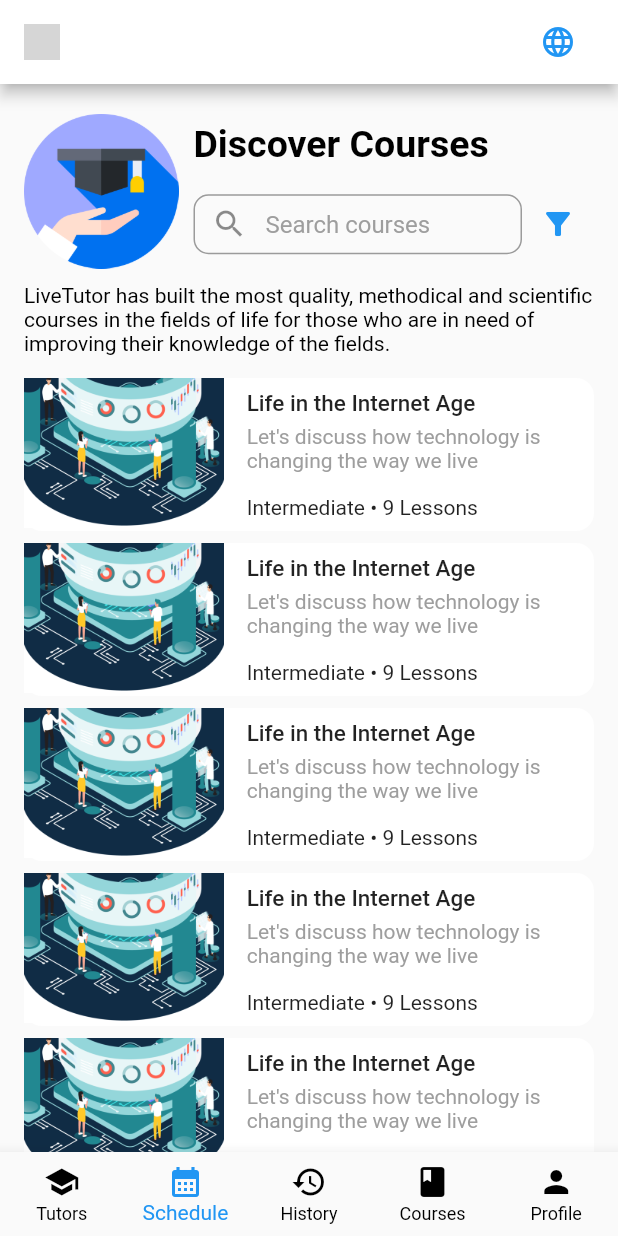
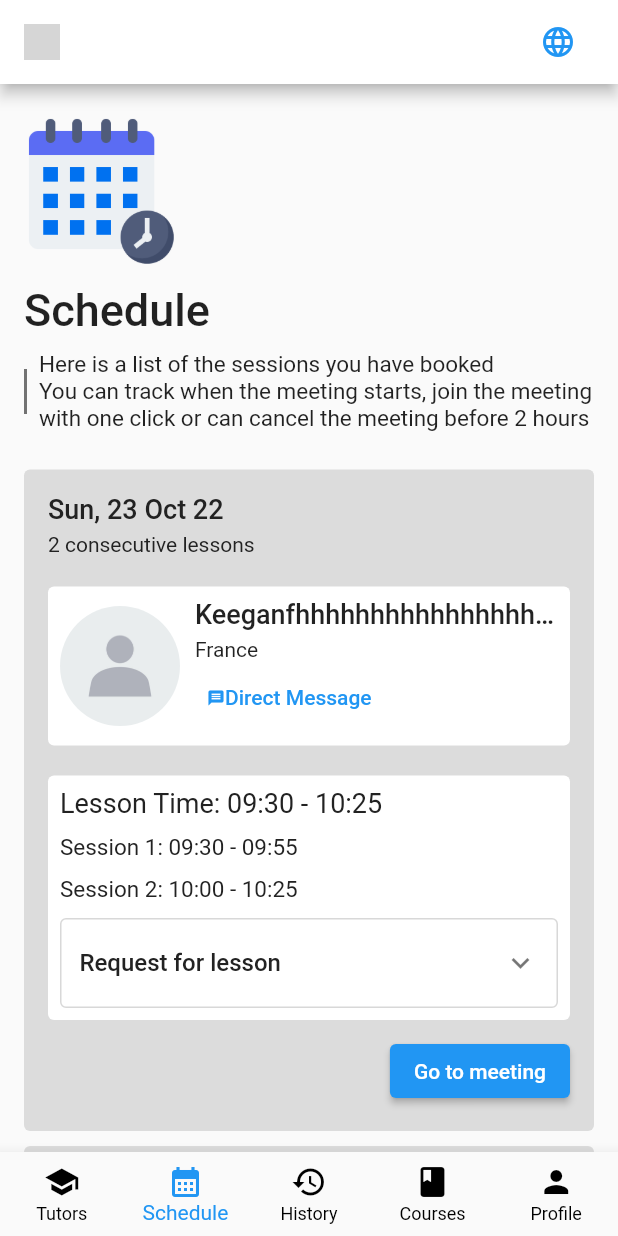
Before and after one commit to trongduc1509/lettutor_app, a Flutter app: the HomePage screen opened directly, item 2 of the bottom bar chosen, on a phone screen of 412 x 824 dp. Run offline on Flutter 3.47's test engine with Material 2 defaults, Android fonts, the light colour scheme and no system bars; our stand-ins replace flutter_rating_bar; grey boxes are pictures that could not be loaded.

Commit message:
schedule list page ui

```diff
--- a/lib/feature/home/home_page.dart
+++ b/lib/feature/home/home_page.dart
@@ -1,6 +1,7 @@
 import 'package:flutter/material.dart';
 import 'package:lettutor_app/feature/courses/courses_list.dart';
 import 'package:lettutor_app/feature/profile/profile_page.dart';
+import 'package:lettutor_app/feature/schedule/schedule_list_page.dart';
 
 import '../teachers/teachers_list/teachers_list_page.dart';
 
@@ -59,7 +60,7 @@ class _HomePageState extends State<HomePage>
         controller: _tabController,
         children: const [
           TeachersListPage(),
-          CoursesList(),
+          ScheduleListPage(),
           CoursesList(),
           CoursesList(),
           ProfilePage(),
--- /dev/null
+++ b/lib/feature/schedule/entities/schedule_item.dart
@@ -0,0 +1,185 @@
+import 'package:flutter/material.dart';
+import 'package:lettutor_app/base/theme/colors.dart';
+import 'package:lettutor_app/shared/widgets/expansion_panel.dart';
+
+class ScheduleItem extends StatelessWidget {
+  const ScheduleItem({Key? key}) : super(key: key);
+
+  @override
+  Widget build(BuildContext context) {
+    return Padding(
+        padding: const EdgeInsets.symmetric(
+          vertical: 5.0,
+        ),
+        child: Container(
+          decoration: BoxDecoration(
+            color: AppColor().greyBackground,
+            borderRadius: BorderRadius.circular(4.0),
+          ),
+          padding: const EdgeInsets.all(16.0),
+          child: Column(
+            crossAxisAlignment: CrossAxisAlignment.start,
+            children: [
+              Text(
+                'Sun, 23 Oct 22',
+                style: TextStyle(
+                  color: AppColor().blackTitle,
+                  fontSize: 18.0,
+                  fontWeight: FontWeight.w500,
+                ),
+              ),
+              const SizedBox(
+                height: 5.0,
+              ),
+              Text(
+                '2 consecutive lessons',
+                style: TextStyle(
+                  color: AppColor().blackTitle,
+                  fontWeight: FontWeight.w400,
+                ),
+              ),
+              const SizedBox(
+                height: 20.0,
+              ),
+              Container(
+                decoration: BoxDecoration(
+                  color: AppColor().onSuccess,
+                  borderRadius: BorderRadius.circular(4.0),
+                ),
+                padding: const EdgeInsets.all(8.0),
+                child: Row(
+                  children: [
+                    ClipRRect(
+                      borderRadius: BorderRadius.circular(50),
+                      child: Container(
+                        height: 80,
+                        width: 80,
+                        decoration: const BoxDecoration(
+                            image: DecorationImage(
+                                fit: BoxFit.cover,
+                                image:
+                                    AssetImage('assets/images/blank_ava.jpg'))),
+                      ),
+                    ),
+                    const SizedBox(
+                      width: 10.0,
+                    ),
+                    Expanded(
+                      child: Column(
+                        crossAxisAlignment: CrossAxisAlignment.start,
+                        children: [
+                          const Text(
+                            'Keeganfhhhhhhhhhhhhhhhhhhhhhhhhhhhhhhhhhhhhhhhhhhh',
+                            maxLines: 1,
+                            overflow: TextOverflow.ellipsis,
+                            softWrap: false,
+                            style: TextStyle(
+                                fontSize: 18.0, fontWeight: FontWeight.w500),
+                          ),
+                          const SizedBox(
+                            height: 5.0,
+                          ),
+                          const Text(
+                            'France',
+                            style: TextStyle(
+                              fontWeight: FontWeight.w400,
+                            ),
+                          ),
+                          TextButton(
+                              onPressed: () {},
+                              child: Row(
+                                mainAxisSize: MainAxisSize.min,
+                                children: const [
+                                  Icon(
+                                    Icons.message,
+                                    color: Colors.blue,
+                                    size: 12,
+                                  ),
+                                  Text('Direct Message')
+                                ],
+                              ))
+                        ],
+                      ),
+                    ),
+                  ],
+                ),
+              ),
+              const SizedBox(
+                height: 20.0,
+              ),
+              Container(
+                decoration: BoxDecoration(
+                  color: AppColor().onSuccess,
+                  borderRadius: BorderRadius.circular(4.0),
+                ),
+                padding: const EdgeInsets.all(8.0),
+                width: double.infinity,
+                child: Column(
+                  crossAxisAlignment: CrossAxisAlignment.start,
+                  children: [
+                    Text(
+                      'Lesson Time: 09:30 - 10:25',
+                      style: TextStyle(
+                        color: AppColor().blackTitle,
+                        fontSize: 18.0,
+                        fontWeight: FontWeight.w400,
+                      ),
+                    ),
+                    const SizedBox(
+                      height: 10.0,
+                    ),
+                    Text(
+                      'Session 1: 09:30 - 09:55',
+                      style: TextStyle(
+                        color: AppColor().blackTitle,
+                        fontSize: 15.0,
+                        fontWeight: FontWeight.w400,
+                      ),
+                    ),
+                    const SizedBox(
+                      height: 10.0,
+                    ),
+                    Text(
+                      'Session 2: 10:00 - 10:25',
+                      style: TextStyle(
+                        color: AppColor().blackTitle,
+                        fontSize: 15.0,
+                        fontWeight: FontWeight.w400,
+                      ),
+                    ),
+                    const SizedBox(
+                      height: 10.0,
+                    ),
+                    Container(
+                      decoration: BoxDecoration(
+                        border: Border.all(
+                          color: AppColor().dividerColor,
+                        ),
+                        borderRadius: BorderRadius.circular(4.0),
+                      ),
+                      child: const ExpandablePanel(
+                          title: 'Request for lesson',
+                          items: [
+                            ExpandableModel(
+                                title:
+                                    'Currently there are no requests for this class. Please write down any requests for the teacher.')
+                          ]),
+                    )
+                  ],
+                ),
+              ),
+              const SizedBox(
+                height: 10.0,
+              ),
+              Align(
+                alignment: Alignment.centerRight,
+                child: ElevatedButton(
+                  onPressed: () {},
+                  child: const Text('Go to meeting'),
+                ),
+              )
+            ],
+          ),
+        ));
+  }
+}
--- /dev/null
+++ b/lib/feature/schedule/schedule_list_page.dart
@@ -0,0 +1,76 @@
+import 'package:flutter/material.dart';
+import 'package:lettutor_app/base/theme/colors.dart';
+import 'package:lettutor_app/feature/schedule/entities/schedule_item.dart';
+
+class ScheduleListPage extends StatelessWidget {
+  const ScheduleListPage({Key? key}) : super(key: key);
+
+  @override
+  Widget build(BuildContext context) {
+    return Scaffold(
+      body: SingleChildScrollView(
+        child: Padding(
+          padding: const EdgeInsets.symmetric(
+            horizontal: 16.0,
+            vertical: 20.0,
+          ),
+          child: Column(
+            crossAxisAlignment: CrossAxisAlignment.start,
+            children: [
+              Image.asset(
+                'assets/images/calendar.png',
+                width: MediaQuery.of(context).size.width * 1 / 4,
+              ),
+              const SizedBox(
+                height: 10.0,
+              ),
+              const Text(
+                'Schedule',
+                style: TextStyle(
+                  fontSize: 30.0,
+                  fontWeight: FontWeight.w500,
+                ),
+              ),
+              const SizedBox(
+                height: 10.0,
+              ),
+              Row(
+                children: [
+                  DecoratedBox(
+                    decoration: BoxDecoration(
+                      color: AppColor().tertiary,
+                    ),
+                    child: const SizedBox(
+                      width: 2.0,
+                      height: 30.0,
+                    ),
+                  ),
+                  const SizedBox(
+                    width: 8.0,
+                  ),
+                  const Expanded(
+                    child: Text(
+                      "Here is a list of the sessions you have booked\nYou can track when the meeting starts, join the meeting with one click or can cancel the meeting before 2 hours",
+                      style: TextStyle(
+                        color: Colors.black87,
+                        fontSize: 15.0,
+                      ),
+                    ),
+                  ),
+                ],
+              ),
+              const SizedBox(
+                height: 20.0,
+              ),
+              ListView(
+                shrinkWrap: true,
+                physics: const NeverScrollableScrollPhysics(),
+                children: List.generate(10, (index) => const ScheduleItem()),
+              )
+            ],
+          ),
+        ),
+      ),
+    );
+  }
+}
--- a/lib/shared/widgets/expansion_panel.dart
+++ b/lib/shared/widgets/expansion_panel.dart
@@ -1,16 +1,14 @@
-import 'dart:ui';
-
 import 'package:flutter/material.dart';
 
-class ExpansionPanel extends StatelessWidget {
-  const ExpansionPanel({
+class ExpandablePanel extends StatelessWidget {
+  const ExpandablePanel({
     Key? key,
     required this.title,
     required this.items,
   }) : super(key: key);
 
   final String title;
-  final List<ExpansionModel> items;
+  final List<ExpandableModel> items;
 
   @override
   Widget build(BuildContext context) {
@@ -59,8 +57,8 @@ class ExpansionPanel extends StatelessWidget {
   }
 }
 
-class ExpansionModel {
-  const ExpansionModel({
+class ExpandableModel {
+  const ExpandableModel({
     required this.title,
   });
 
```
Also changed, not shown: assets/images/calendar.png (added).
